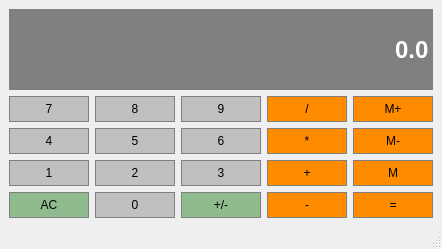
apa-code/qt-calculator, file calculator.ui: the form before one commit.
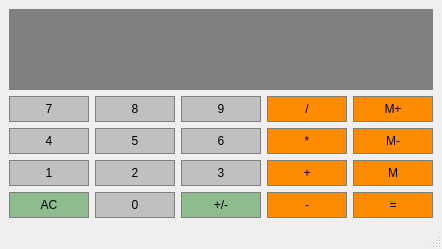
The form after the commit.

Diff of the .ui file:
```diff
--- a/calculator.ui
+++ b/calculator.ui
@@ -657,9 +657,6 @@
 	color: #ffffff;
 }</string>
       </property>
-      <property name="text">
-       <string>0.0</string>
-      </property>
       <property name="alignment">
        <set>Qt::AlignRight|Qt::AlignTrailing|Qt::AlignVCenter</set>
       </property>
```
Left out of the diff: 2 changed lines with no effect on the pictures.
